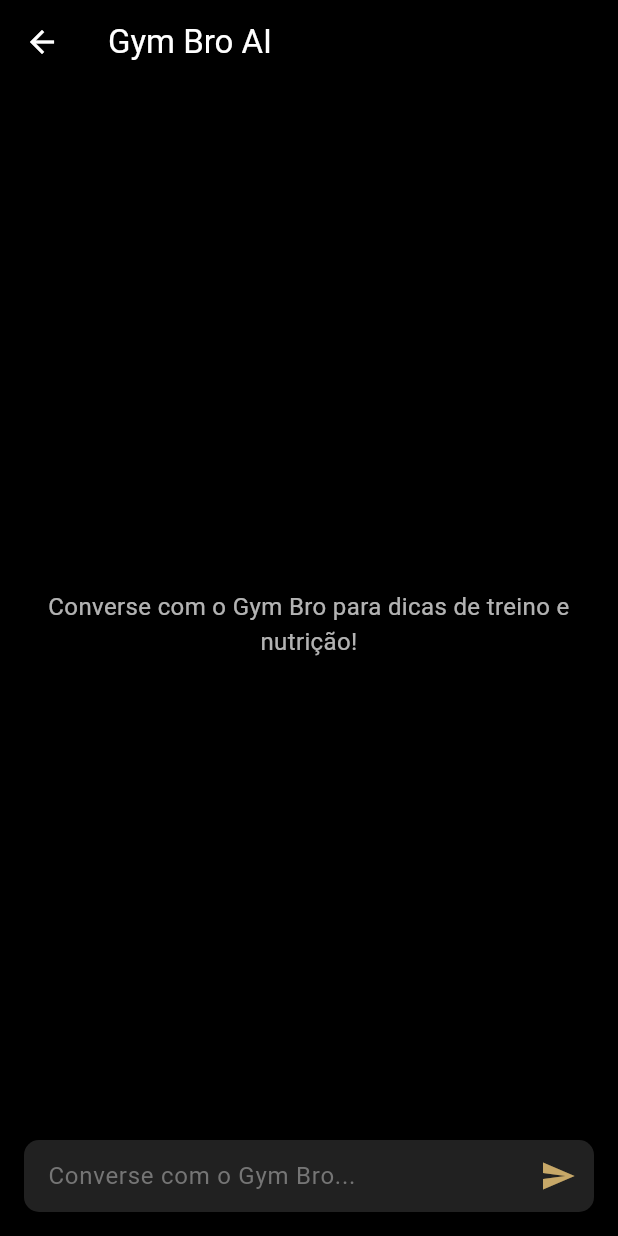
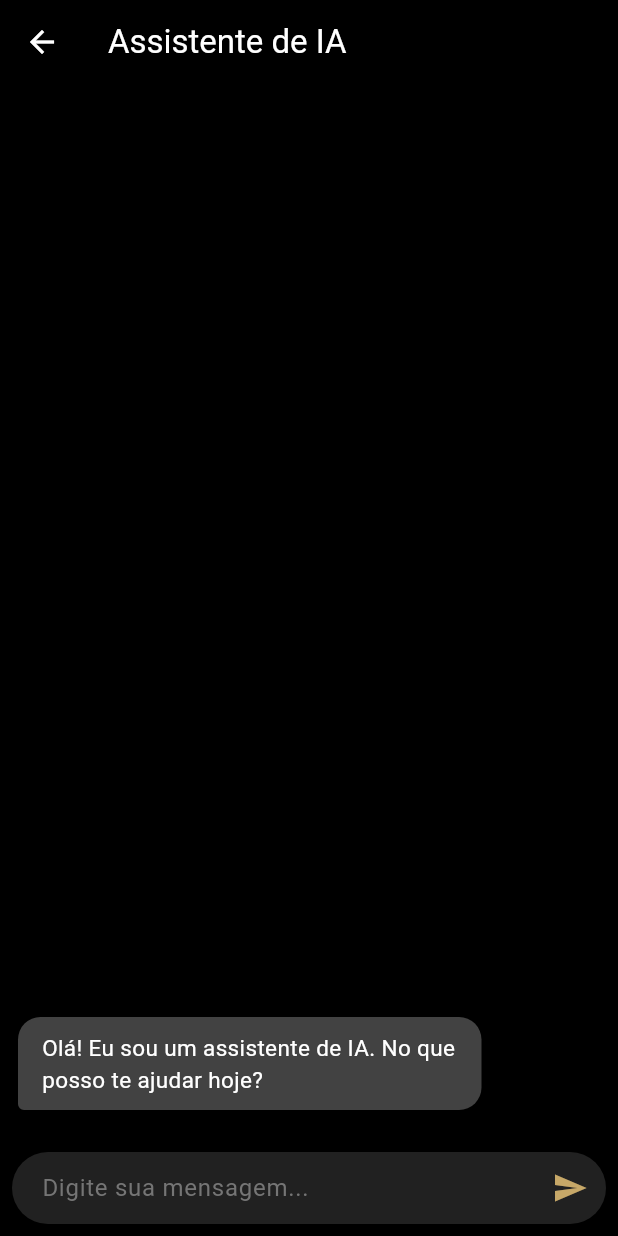
Before and after one commit to Mariohanijar/GymLion, a Flutter app: the ChatbotPage screen opened directly, on a phone screen of 412 x 824 dp. Run offline on Flutter 3.47's test engine with Material 3 defaults, Android fonts, the phone set to English and light mode, and no system bars; our stand-ins replace flutter_dotenv, google_generative_ai, shared_preferences; accounts and stored records are empty.

Commit message:
meu deus foi

```diff
--- a/lib/Pages/chatbot_page.dart
+++ b/lib/Pages/chatbot_page.dart
@@ -1,4 +1,17 @@
 import 'package:flutter/material.dart';
+import 'package:flutter_dotenv/flutter_dotenv.dart';
+import 'package:google_generative_ai/google_generative_ai.dart'; // Pacote manual do Gemini
+
+// ==========================================================
+// 1. MODELO DE DADOS
+// ==========================================================
+
+// Modelo simples para armazenar mensagens (Necessário para a lista _messages)
+class ChatMessage {
+  final String text;
+  final bool isUser;
+  ChatMessage({required this.text, required this.isUser});
+}
 
 class ChatbotPage extends StatefulWidget {
   const ChatbotPage({super.key});
@@ -9,69 +22,209 @@ class ChatbotPage extends StatefulWidget {
 
 class _ChatbotPageState extends State<ChatbotPage> {
   final TextEditingController _chatInputController = TextEditingController();
+  final ScrollController _scrollController = ScrollController();
+
+  // CORREÇÃO 1: Declaração da lista de mensagens
+  final List<ChatMessage> _messages = [];
+
+  // Inicialização tardia do modelo Gemini
+  late final GenerativeModel _model;
+  bool _isAILoading = false;
+
+  @override
+  void initState() {
+    super.initState();
+
+    // Inicialização do modelo (Necessário apenas uma vez)
+    // ATENÇÃO: Verifique se a chave no seu .env está como 'GOOGLE_API_KEY'
+    final apiKey = dotenv.env['GOOGLE_API_KEY']!;
+
+    // Inicializa o modelo (Versão 'gemini-pro' ou 'gemini-2.5-flash' se preferir)
+    _model = GenerativeModel(
+      model: 'gemini-2.5-flash',
+      apiKey: apiKey,
+      // Sem config/generationConfig para evitar erros de versão (modo geral)
+    );
+
+    // Mensagem de boas-vindas inicial da IA
+    _messages.add(ChatMessage(
+      text: "Olá! Eu sou um assistente de IA. No que posso te ajudar hoje?",
+      isUser: false
+    ));
+  }
 
   @override
   void dispose() {
     _chatInputController.dispose();
+    _scrollController.dispose();
     super.dispose();
   }
 
+  // 2. Lógica para enviar a mensagem (Método corrigido e integrado)
+  void _sendMessage() async {
+    final text = _chatInputController.text.trim();
+    if (text.isEmpty || _isAILoading) return;
+
+    // 2.1. Adiciona a mensagem do usuário na lista e limpa o input
+    setState(() {
+      _messages.add(ChatMessage(text: text, isUser: true));
+      _chatInputController.clear();
+      _isAILoading = true; // Ativa o loading
+    });
+
+    _scrollToEnd(); // Rola para a nova mensagem
+
+    try {
+      // 2.2. Chama o modelo Gemini
+      final promptContent = [Content.text(text)];
+      final response = await _model.generateContent(promptContent);
+
+      final responseText = response.text ?? "Desculpe, não consegui gerar uma resposta.";
+
+      // 2.3. Adiciona a resposta da IA na lista
+      setState(() {
+        _messages.add(ChatMessage(text: responseText, isUser: false));
+        _isAILoading = false; // Desativa o loading
+      });
+      _scrollToEnd();
+
+    } catch(e){
+      debugPrint('Erro ao chamar o modelo Gemini: $e');
+      setState(() {
+        _messages.add(ChatMessage(text: "Erro ao conectar com a IA. Tente novamente.", isUser: false));
+        _isAILoading = false;
+      });
+      _scrollToEnd();
+    }
+  }
+
+  // Rola a lista para a mensagem mais recente
+  void _scrollToEnd() {
+    WidgetsBinding.instance.addPostFrameCallback((_) {
+      if (_scrollController.hasClients) {
+        // Rola para a última mensagem (o topo da lista revertida)
+        _scrollController.animateTo(
+          0.0,
+          duration: const Duration(milliseconds: 300),
+          curve: Curves.easeOut,
+        );
+      }
+    });
+  }
+
+  // 3. Widget para o Balão de Mensagem
+  Widget _buildMessageBubble(ChatMessage message, BuildContext context, Color primaryColor) {
+    final isUser = message.isUser;
+
+    return Align(
+      alignment: isUser ? Alignment.centerRight : Alignment.centerLeft,
+      child: Container(
+        margin: const EdgeInsets.only(top: 8, bottom: 8),
+        padding: const EdgeInsets.symmetric(horizontal: 16.0, vertical: 10.0),
+        constraints: BoxConstraints(maxWidth: MediaQuery.of(context).size.width * 0.75),
+        decoration: BoxDecoration(
+          color: isUser ? primaryColor : Colors.grey[800],
+          borderRadius: BorderRadius.only(
+            topLeft: const Radius.circular(15),
+            topRight: const Radius.circular(15),
+            bottomLeft: Radius.circular(isUser ? 15 : 4),
+            bottomRight: Radius.circular(isUser ? 4 : 15),
+          ),
+        ),
+        child: Text(
+          message.text,
+          style: TextStyle(
+            color: isUser ? Colors.black : Colors.white,
+            fontSize: 15,
+          ),
+        ),
+      ),
+    );
+  }
+
+  // 4. Estrutura de UI
   @override
   Widget build(BuildContext context) {
-    final scaffoldBackgroundColor = Theme.of(context).scaffoldBackgroundColor;
+    // Cor dourada/primária do seu tema
+    final primaryColor = const Color(0xFFC7A868);
 
     return Scaffold(
+      backgroundColor: Colors.black,
       appBar: AppBar(
-        title: const Text('Gym Bro AI'),
+        title: const Text('Assistente de IA'), // Título neutro
         backgroundColor: Colors.black,
         foregroundColor: Colors.white,
       ),
-      body: Padding(
-        padding: const EdgeInsets.all(16.0),
-        child: Column(
-          crossAxisAlignment: CrossAxisAlignment.start,
+      body: Column(
         children: <Widget>[
-
-            const Expanded(
-              child: Center(
-                child: Text(
-                  'Converse com o Gym Bro para dicas de treino e nutrição!',
-                  textAlign: TextAlign.center,
-                  style: TextStyle(color: Colors.white70, fontSize: 16),
-                ),
+          // CORREÇÃO 3: Substitui o Center por ListView.builder para mostrar as mensagens
+          Expanded(
+            child: ListView.builder(
+              controller: _scrollController,
+              padding: const EdgeInsets.all(12.0),
+              reverse: true, // Para que a última mensagem fique na parte inferior
+              itemCount: _messages.length,
+              itemBuilder: (context, index) {
+                final message = _messages[index];
+                return _buildMessageBubble(message, context, primaryColor);
+              },
             ),
           ),
 
+          // Indicador de digitação da IA
+          if (_isAILoading)
+            const Padding(
+              padding: EdgeInsets.only(bottom: 8.0, left: 16.0),
+              child: Row(
+                children: [
+                  SizedBox(
+                    width: 16,
+                    height: 16,
+                    child: CircularProgressIndicator(
+                      strokeWidth: 2,
+                      color: Color(0xFFC7A868),
+                    ),
+                  ),
+                  SizedBox(width: 8),
+                  Text('A IA está digitando...', style: TextStyle(color: Colors.white70)),
+                ],
+              ),
+            ),
 
-            Container(
+          // Campo de input
+          Padding(
+            padding: const EdgeInsets.all(8.0),
+            child: Container(
               decoration: BoxDecoration(
                 color: Colors.grey[900],
-                borderRadius: BorderRadius.circular(10.0),
+                borderRadius: BorderRadius.circular(25.0),
               ),
+              child: Row(
+                children: [
+                  Expanded(
                     child: TextField(
                       controller: _chatInputController,
                       style: const TextStyle(color: Colors.white),
                       decoration: InputDecoration(
-                  hintText: 'Converse com o Gym Bro...',
+                        hintText: 'Digite sua mensagem...',
                         hintStyle: TextStyle(color: Colors.grey[600]),
                         border: InputBorder.none,
-                  contentPadding: const EdgeInsets.symmetric(horizontal: 16.0, vertical: 12.0),
-                  suffixIcon: IconButton(
+                        contentPadding: const EdgeInsets.symmetric(horizontal: 20.0, vertical: 12.0),
+                      ),
+                      onSubmitted: (_) => _sendMessage(),
+                    ),
+                  ),
+                  IconButton(
                     icon: const Icon(Icons.send, color: Color(0xFFC7A868)),
-                    onPressed: () {
-                      if (_chatInputController.text.isNotEmpty) {
-
-                        debugPrint('Mensagem para Gym Bro: ${_chatInputController.text}');
-                        _chatInputController.clear();
-                      }
-                    },
+                    // CORREÇÃO 4: Conecta o botão à lógica de envio
+                    onPressed: _sendMessage,
                   ),
+                ],
               ),
             ),
           ),
         ],
       ),
-      ),
     );
   }
 }
--- a/pubspec.yaml
+++ b/pubspec.yaml
@@ -35,6 +35,8 @@ dependencies:
   # Use with the CupertinoIcons class for iOS style icons.
   cupertino_icons: ^1.0.8
   provider: ^6.0.0
+  flutter_dotenv: ^5.1.0
+  google_generative_ai: ^0.4.0
 dev_dependencies:
   flutter_test:
     sdk: flutter
@@ -60,6 +62,7 @@ flutter:
   # the material Icons class.
   uses-material-design: true
   assets:
+    - .env
     - assets\logo-leao.jpg
 
   # To add assets to your application, add an assets section, like this:
```
Also changed, not shown: lib/main.dart (+11 -1 lines), pubspec.lock, 1 other file. Lines whose indentation alone changed are shown as unchanged.
